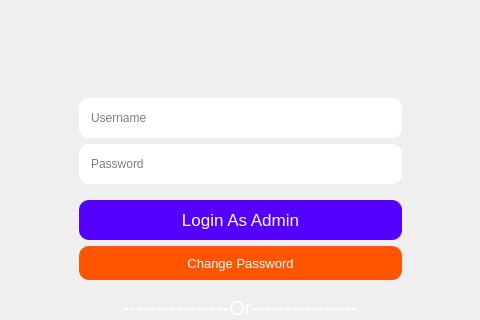
Before: the Qt Designer form menu/login/login.ui in Anmol-A-jain/Dyner, drawn with Qt 5; both pictures show x 283 to 763 and y 0 to 320 of the 1047 by 503 pixel window.
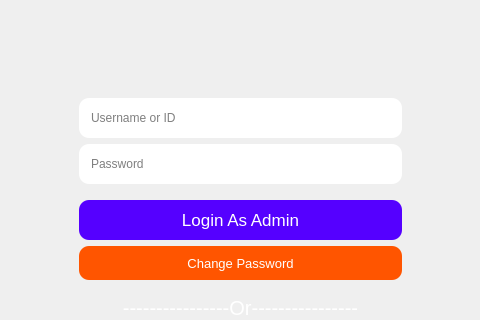
After: the same form once the commit is applied.

```diff
--- a/menu/login/login.ui
+++ b/menu/login/login.ui
@@ -101,7 +101,7 @@
               <set>Qt::AlignLeading|Qt::AlignLeft|Qt::AlignVCenter</set>
              </property>
              <property name="placeholderText">
-              <string>Username</string>
+              <string>Username or ID</string>
              </property>
             </widget>
            </item>
```
